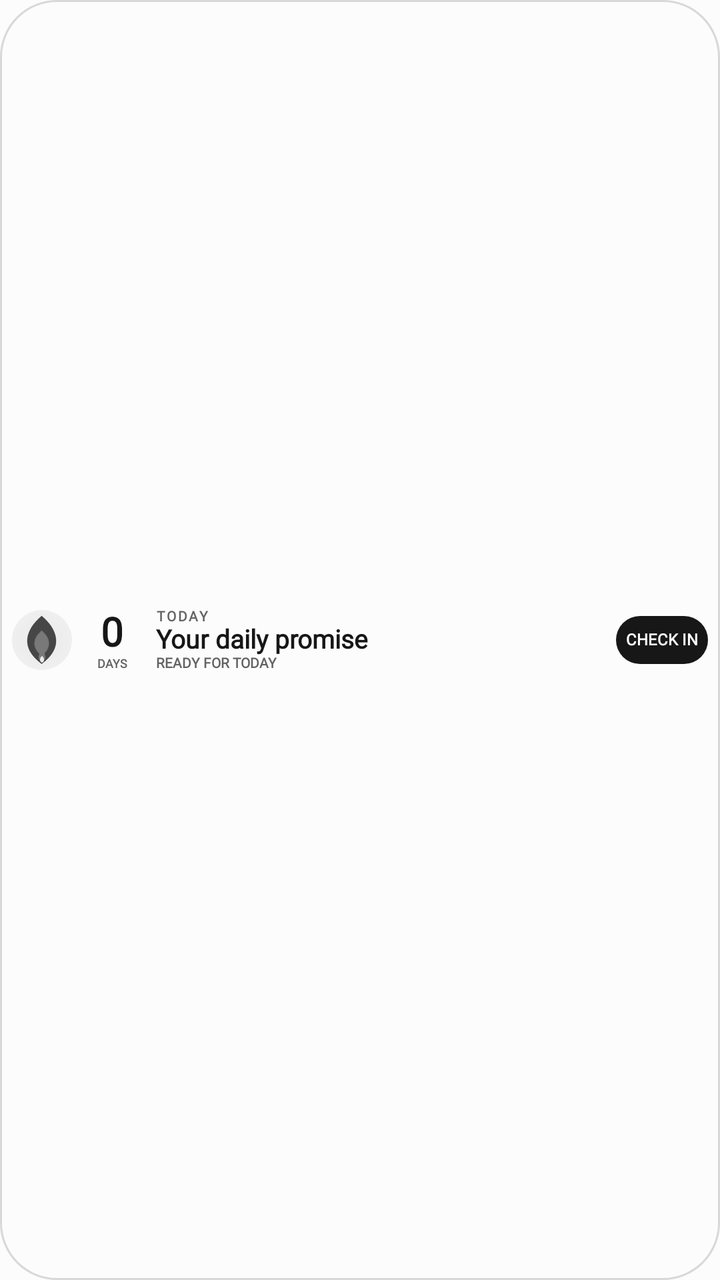
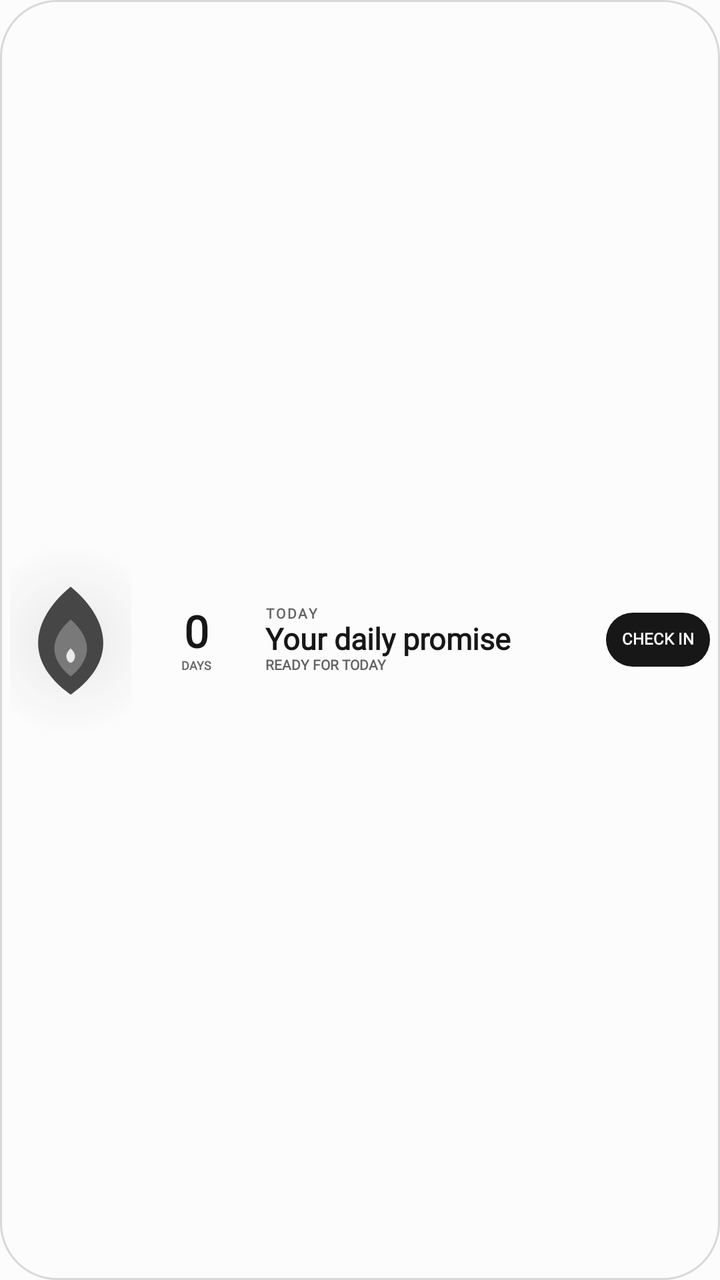

An Android layout rendered at two revisions. The XML below is the earlier revision; the diff shows what the commit changed to produce the second picture.
<!-- AndroidManifest.xml: application theme Theme.StreakWidget -->
<!-- res/layout/widget_layout_wide.xml -->
<?xml version="1.0" encoding="utf-8"?>
<FrameLayout xmlns:android="http://schemas.android.com/apk/res/android"
    android:id="@+id/widget_background"
    android:layout_width="match_parent"
    android:layout_height="match_parent"
    android:background="@drawable/widget_bg_shape"
    android:padding="6dp">

    <LinearLayout
        android:layout_width="match_parent"
        android:layout_height="match_parent"
        android:gravity="center_vertical"
        android:orientation="horizontal">

        <FrameLayout
            android:layout_width="30dp"
            android:layout_height="30dp">
            <ImageView android:id="@+id/widget_flame_glow" android:layout_width="30dp" android:layout_height="30dp" android:layout_gravity="center" android:contentDescription="@null" android:src="@drawable/widget_flame_glow" />
            <ImageView android:id="@+id/widget_flame_outer" android:layout_width="27dp" android:layout_height="27dp" android:layout_gravity="center" android:contentDescription="@null" android:src="@drawable/ic_widget_flame_outer" />
            <ImageView android:id="@+id/widget_flame_mid" android:layout_width="21dp" android:layout_height="21dp" android:layout_gravity="center" android:contentDescription="@null" android:src="@drawable/ic_widget_flame_mid" />
            <ImageView android:id="@+id/widget_flame_inner" android:layout_width="16dp" android:layout_height="16dp" android:layout_gravity="center_horizontal|bottom" android:layout_marginBottom="1dp" android:contentDescription="@null" android:src="@drawable/ic_widget_flame_inner" />
        </FrameLayout>

        <LinearLayout
            android:layout_width="32dp"
            android:layout_height="wrap_content"
            android:layout_marginStart="4dp"
            android:gravity="center"
            android:orientation="vertical">
            <TextView android:id="@+id/widget_streak_count" style="@style/WidgetText" android:layout_width="match_parent" android:layout_height="wrap_content" android:autoSizeTextType="uniform" android:autoSizeMinTextSize="10sp" android:autoSizeMaxTextSize="20sp" android:autoSizeStepGranularity="1sp" android:gravity="center" android:includeFontPadding="false" android:maxLines="1" android:text="@string/widget_preview_count" android:textColor="@color/widget_text_primary" android:textSize="20sp" android:textStyle="bold" />
            <TextView android:id="@+id/widget_streak_label" style="@style/WidgetText" android:layout_width="match_parent" android:layout_height="wrap_content" android:gravity="center" android:includeFontPadding="false" android:maxLines="1" android:text="@string/widget_preview_days" android:textColor="@color/widget_text_muted" android:textSize="6sp" android:textStyle="bold" />
        </LinearLayout>

        <LinearLayout
            android:layout_width="0dp"
            android:layout_height="match_parent"
            android:layout_marginStart="6dp"
            android:layout_weight="1"
            android:gravity="center_vertical"
            android:orientation="vertical">
            <TextView android:id="@+id/widget_eyebrow" style="@style/WidgetText" android:layout_width="match_parent" android:layout_height="wrap_content" android:includeFontPadding="false" android:letterSpacing="0.12" android:maxLines="1" android:text="@string/widget_preview_today" android:textColor="@color/widget_text_muted" android:textSize="7sp" android:textStyle="bold" />
            <TextView android:id="@+id/widget_habit_name" style="@style/WidgetText" android:layout_width="match_parent" android:layout_height="wrap_content" android:autoSizeTextType="uniform" android:autoSizeMinTextSize="10sp" android:autoSizeMaxTextSize="13sp" android:autoSizeStepGranularity="1sp" android:ellipsize="end" android:includeFontPadding="false" android:maxLines="1" android:text="@string/widget_preview_goal" android:textColor="@color/widget_text_primary" android:textSize="13sp" android:textStyle="bold" />
            <TextView android:id="@+id/widget_status" style="@style/WidgetText" android:layout_width="match_parent" android:layout_height="wrap_content" android:ellipsize="end" android:includeFontPadding="false" android:maxLines="1" android:text="@string/widget_preview_status" android:textColor="@color/widget_text_muted" android:textSize="7sp" android:textStyle="bold" />
            <TextView android:id="@+id/widget_task_progress" style="@style/WidgetText" android:layout_width="match_parent" android:layout_height="wrap_content" android:ellipsize="end" android:includeFontPadding="false" android:maxLines="1" android:textColor="@color/widget_text_muted" android:textSize="7sp" android:textStyle="bold" android:visibility="gone" />
        </LinearLayout>

        <TextView android:id="@+id/widget_check_in" style="@style/WidgetText" android:layout_width="46dp" android:layout_height="24dp" android:layout_marginStart="5dp" android:autoSizeTextType="uniform" android:autoSizeMinTextSize="5sp" android:autoSizeMaxTextSize="8sp" android:autoSizeStepGranularity="1sp" android:background="@drawable/widget_action_shape" android:gravity="center" android:includeFontPadding="false" android:maxLines="1" android:text="@string/widget_preview_check_in" android:textColor="@color/widget_action_text" android:textSize="8sp" android:textStyle="bold" />
    </LinearLayout>
</FrameLayout>
<!-- resources referenced by this layout -->
<resources>
  <color name="widget_action_text">#FCFCFC</color>
  <color name="widget_text_muted">#626262</color>
  <color name="widget_text_primary">#171717</color>
  <!-- drawable ic_widget_flame_inner (drawable) -->
  <?xml version="1.0" encoding="utf-8"?>
  <vector xmlns:android="http://schemas.android.com/apk/res/android"
      android:width="100dp"
      android:height="100dp"
      android:viewportWidth="100"
      android:viewportHeight="100">
      
      <path
          android:fillColor="@color/widget_flame_idle_inner"
          android:pathData="M50,44 C62,57 66,72 50,84 C34,72 38,57 50,44 Z" />
      <path
          android:fillColor="#FFFFFF"
          android:pathData="M50,62 C55,67 57,71 56,76 C55,80 53,82 50,83 C47,82 45,80 44,76 C43,71 45,67 50,62 Z"
          android:fillAlpha="0.85" />
  </vector>
  <!-- drawable ic_widget_flame_mid (drawable) -->
  <?xml version="1.0" encoding="utf-8"?>
  <vector xmlns:android="http://schemas.android.com/apk/res/android"
      android:width="100dp"
      android:height="100dp"
      android:viewportWidth="100"
      android:viewportHeight="100">
      
      <path
          android:fillColor="@color/widget_flame_idle_inner"
          android:pathData="M50,28 C68,44 78,66 50,89 C22,66 32,44 50,28 Z" />
  </vector>
  <!-- drawable ic_widget_flame_outer (drawable) -->
  <?xml version="1.0" encoding="utf-8"?>
  <vector xmlns:android="http://schemas.android.com/apk/res/android"
      android:width="100dp"
      android:height="100dp"
      android:viewportWidth="100"
      android:viewportHeight="100">
      
      <path
          android:fillColor="@color/widget_flame_idle_outer"
          android:pathData="M50,6 C79,30 92,65 50,95 C8,65 21,30 50,6 Z" />
  </vector>
  <!-- drawable widget_action_shape (drawable) -->
  <?xml version="1.0" encoding="utf-8"?>
  <shape xmlns:android="http://schemas.android.com/apk/res/android" android:shape="rectangle">
      <solid android:color="@color/widget_action_surface" />
      <corners android:radius="18dp" />
  </shape>
  <!-- drawable widget_bg_shape (drawable) -->
  <?xml version="1.0" encoding="utf-8"?>
  <shape xmlns:android="http://schemas.android.com/apk/res/android" android:shape="rectangle">
      <solid android:color="@color/widget_surface" />
      <corners android:radius="28dp" />
      <stroke
          android:width="1dp"
          android:color="@color/widget_outline" />
  </shape>
  <!-- drawable widget_flame_glow (drawable) -->
  <?xml version="1.0" encoding="utf-8"?>
  <shape xmlns:android="http://schemas.android.com/apk/res/android" android:shape="oval">
      <gradient
          android:centerX="0.5"
          android:centerY="0.5"
          android:endColor="@android:color/transparent"
          android:gradientRadius="48dp"
          android:startColor="@color/widget_flame_idle_glow"
          android:type="radial" />
  </shape>
  <string name="widget_preview_check_in">CHECK IN</string>
  <string name="widget_preview_count">0</string>
  <string name="widget_preview_days">DAYS</string>
  <string name="widget_preview_goal">Your daily promise</string>
  <string name="widget_preview_status">READY FOR TODAY</string>
  <string name="widget_preview_today">TODAY</string>
  <style name="WidgetText">
          <item name="android:fontFamily">serif</item>
      </style>
  <style name="Theme.StreakWidget" parent="android:Theme.Material.Light.NoActionBar">
          <item name="android:windowBackground">#FCFCFC</item>
          <item name="android:colorAccent">#151515</item>
          <item name="android:statusBarColor">#FCFCFC</item>
          <item name="android:navigationBarColor">#FCFCFC</item>
          <item name="android:windowLightStatusBar">true</item>
          <item name="android:windowNoTitle">true</item>
      </style>
  <color name="widget_flame_idle_inner">#797979</color>
  <color name="widget_flame_idle_outer">#464646</color>
  <color name="widget_action_surface">#171717</color>
  <color name="widget_surface">#FCFCFC</color>
  <color name="widget_outline">#D8D8D8</color>
  <color name="widget_flame_idle_glow">#14171717</color>
</resources>

<!-- the commit's change to res/layout/widget_layout_wide.xml (unified diff, before → after) -->
@@ -4,7 +4,7 @@
     android:layout_width="match_parent"
     android:layout_height="match_parent"
     android:background="@drawable/widget_bg_shape"
-    android:padding="6dp">
+    android:padding="5dp">
 
     <LinearLayout
         android:layout_width="match_parent"
@@ -13,21 +13,23 @@
         android:orientation="horizontal">
 
         <FrameLayout
-            android:layout_width="30dp"
-            android:layout_height="30dp">
-            <ImageView android:id="@+id/widget_flame_glow" android:layout_width="30dp" android:layout_height="30dp" android:layout_gravity="center" android:contentDescription="@null" android:src="@drawable/widget_flame_glow" />
-            <ImageView android:id="@+id/widget_flame_outer" android:layout_width="27dp" android:layout_height="27dp" android:layout_gravity="center" android:contentDescription="@null" android:src="@drawable/ic_widget_flame_outer" />
-            <ImageView android:id="@+id/widget_flame_mid" android:layout_width="21dp" android:layout_height="21dp" android:layout_gravity="center" android:contentDescription="@null" android:src="@drawable/ic_widget_flame_mid" />
-            <ImageView android:id="@+id/widget_flame_inner" android:layout_width="16dp" android:layout_height="16dp" android:layout_gravity="center_horizontal|bottom" android:layout_marginBottom="1dp" android:contentDescription="@null" android:src="@drawable/ic_widget_flame_inner" />
+            android:layout_width="0dp"
+            android:layout_height="match_parent"
+            android:layout_weight="0.85">
+            <ImageView android:id="@+id/widget_flame_glow" android:layout_width="match_parent" android:layout_height="match_parent" android:contentDescription="@null" android:scaleType="fitCenter" android:src="@drawable/widget_flame_glow" />
+            <ImageView android:id="@+id/widget_flame_outer" android:layout_width="match_parent" android:layout_height="match_parent" android:contentDescription="@null" android:scaleType="fitCenter" android:src="@drawable/ic_widget_flame_outer" />
+            <ImageView android:id="@+id/widget_flame_mid" android:layout_width="match_parent" android:layout_height="match_parent" android:contentDescription="@null" android:padding="7dp" android:scaleType="fitCenter" android:src="@drawable/ic_widget_flame_mid" />
+            <ImageView android:id="@+id/widget_flame_inner" android:layout_width="match_parent" android:layout_height="match_parent" android:contentDescription="@null" android:padding="13dp" android:scaleType="fitCenter" android:src="@drawable/ic_widget_flame_inner" />
         </FrameLayout>
 
         <LinearLayout
-            android:layout_width="32dp"
+            android:layout_width="0dp"
             android:layout_height="wrap_content"
             android:layout_marginStart="4dp"
+            android:layout_weight="0.8"
             android:gravity="center"
             android:orientation="vertical">
-            <TextView android:id="@+id/widget_streak_count" style="@style/WidgetText" android:layout_width="match_parent" android:layout_height="wrap_content" android:autoSizeTextType="uniform" android:autoSizeMinTextSize="10sp" android:autoSizeMaxTextSize="20sp" android:autoSizeStepGranularity="1sp" android:gravity="center" android:includeFontPadding="false" android:maxLines="1" android:text="@string/widget_preview_count" android:textColor="@color/widget_text_primary" android:textSize="20sp" android:textStyle="bold" />
+            <TextView android:id="@+id/widget_streak_count" style="@style/WidgetText" android:layout_width="match_parent" android:layout_height="wrap_content" android:autoSizeTextType="uniform" android:autoSizeMinTextSize="11sp" android:autoSizeMaxTextSize="22sp" android:autoSizeStepGranularity="1sp" android:gravity="center" android:includeFontPadding="false" android:maxLines="1" android:text="@string/widget_preview_count" android:textColor="@color/widget_text_primary" android:textSize="22sp" android:textStyle="bold" />
             <TextView android:id="@+id/widget_streak_label" style="@style/WidgetText" android:layout_width="match_parent" android:layout_height="wrap_content" android:gravity="center" android:includeFontPadding="false" android:maxLines="1" android:text="@string/widget_preview_days" android:textColor="@color/widget_text_muted" android:textSize="6sp" android:textStyle="bold" />
         </LinearLayout>
 
@@ -35,15 +37,15 @@
             android:layout_width="0dp"
             android:layout_height="match_parent"
             android:layout_marginStart="6dp"
-            android:layout_weight="1"
+            android:layout_weight="2.3"
             android:gravity="center_vertical"
             android:orientation="vertical">
             <TextView android:id="@+id/widget_eyebrow" style="@style/WidgetText" android:layout_width="match_parent" android:layout_height="wrap_content" android:includeFontPadding="false" android:letterSpacing="0.12" android:maxLines="1" android:text="@string/widget_preview_today" android:textColor="@color/widget_text_muted" android:textSize="7sp" android:textStyle="bold" />
-            <TextView android:id="@+id/widget_habit_name" style="@style/WidgetText" android:layout_width="match_parent" android:layout_height="wrap_content" android:autoSizeTextType="uniform" android:autoSizeMinTextSize="10sp" android:autoSizeMaxTextSize="13sp" android:autoSizeStepGranularity="1sp" android:ellipsize="end" android:includeFontPadding="false" android:maxLines="1" android:text="@string/widget_preview_goal" android:textColor="@color/widget_text_primary" android:textSize="13sp" android:textStyle="bold" />
+            <TextView android:id="@+id/widget_habit_name" style="@style/WidgetText" android:layout_width="match_parent" android:layout_height="wrap_content" android:autoSizeTextType="uniform" android:autoSizeMinTextSize="11sp" android:autoSizeMaxTextSize="15sp" android:autoSizeStepGranularity="1sp" android:ellipsize="end" android:includeFontPadding="false" android:maxLines="1" android:text="@string/widget_preview_goal" android:textColor="@color/widget_text_primary" android:textSize="15sp" android:textStyle="bold" />
             <TextView android:id="@+id/widget_status" style="@style/WidgetText" android:layout_width="match_parent" android:layout_height="wrap_content" android:ellipsize="end" android:includeFontPadding="false" android:maxLines="1" android:text="@string/widget_preview_status" android:textColor="@color/widget_text_muted" android:textSize="7sp" android:textStyle="bold" />
             <TextView android:id="@+id/widget_task_progress" style="@style/WidgetText" android:layout_width="match_parent" android:layout_height="wrap_content" android:ellipsize="end" android:includeFontPadding="false" android:maxLines="1" android:textColor="@color/widget_text_muted" android:textSize="7sp" android:textStyle="bold" android:visibility="gone" />
         </LinearLayout>
 
-        <TextView android:id="@+id/widget_check_in" style="@style/WidgetText" android:layout_width="46dp" android:layout_height="24dp" android:layout_marginStart="5dp" android:autoSizeTextType="uniform" android:autoSizeMinTextSize="5sp" android:autoSizeMaxTextSize="8sp" android:autoSizeStepGranularity="1sp" android:background="@drawable/widget_action_shape" android:gravity="center" android:includeFontPadding="false" android:maxLines="1" android:text="@string/widget_preview_check_in" android:textColor="@color/widget_action_text" android:textSize="8sp" android:textStyle="bold" />
+        <TextView android:id="@+id/widget_check_in" style="@style/WidgetText" android:layout_width="52dp" android:layout_height="27dp" android:layout_marginStart="6dp" android:autoSizeTextType="uniform" android:autoSizeMinTextSize="5sp" android:autoSizeMaxTextSize="8sp" android:autoSizeStepGranularity="1sp" android:background="@drawable/widget_action_shape" android:gravity="center" android:includeFontPadding="false" android:maxLines="1" android:text="@string/widget_preview_check_in" android:textColor="@color/widget_action_text" android:textSize="8sp" android:textStyle="bold" />
     </LinearLayout>
 </FrameLayout>
